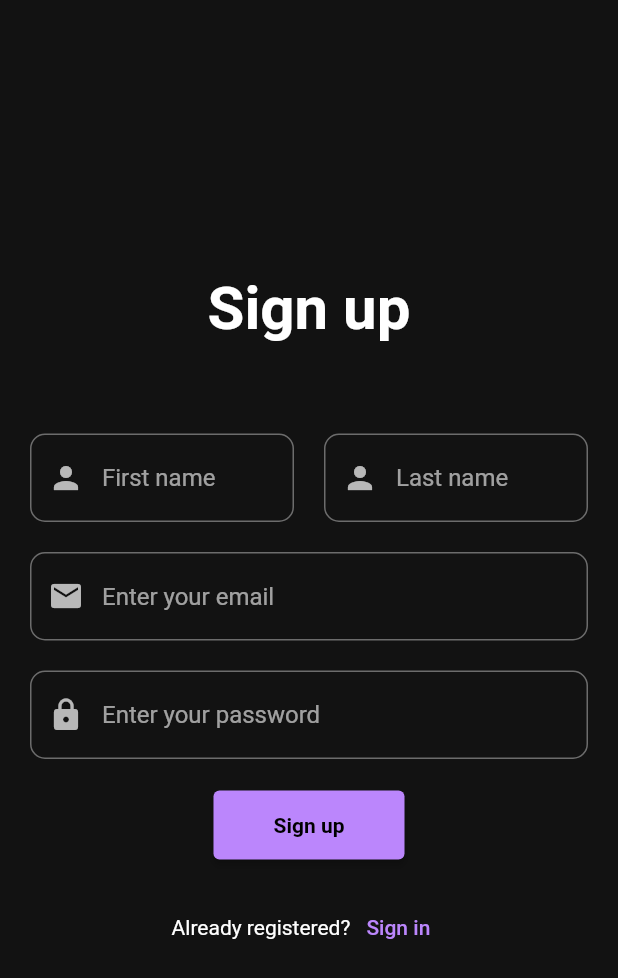
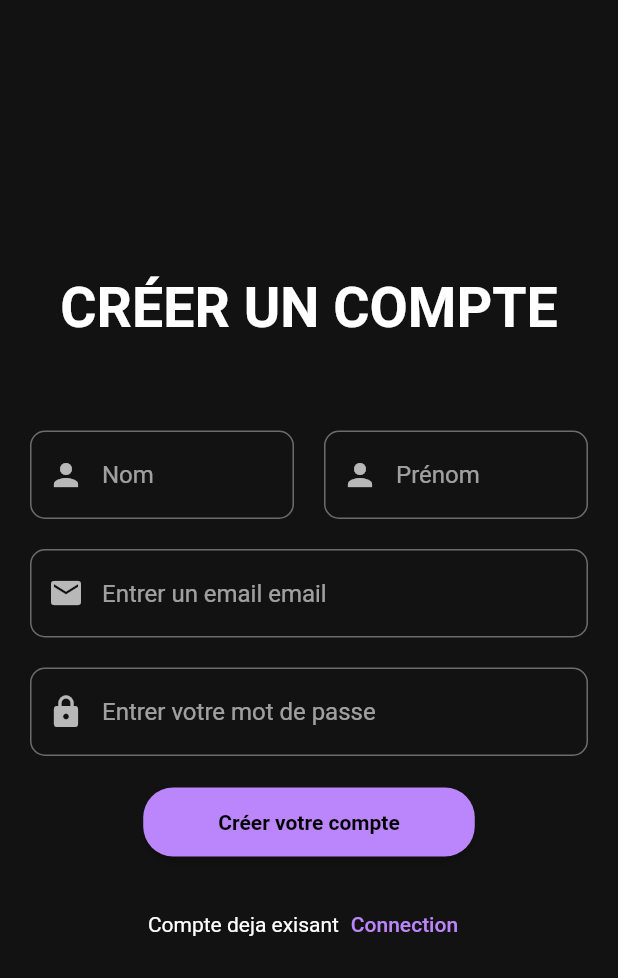
Before and after one commit to aymardl/PLI, a Flutter app: the RegisterPage screen opened directly, on a phone screen of 412 x 824 dp. Shown: the top 978 px of the screen. Run offline on Flutter 3.47's test engine with Material 2 defaults, Android fonts, the phone set to English and light mode, and no system bars; our stand-ins replace email_validator.

Commit message:
[FRONT] Aspect de la page de login terminé, manque la partie fonctionnel

```diff
--- a/my_app/lib/main.dart
+++ b/my_app/lib/main.dart
@@ -4,6 +4,7 @@ import 'package:my_app/pages/login.dart';
 
 void main() {
   runApp(const MyApp());
+
 }
 
 ColorScheme defaultColorScheme = const ColorScheme(
@@ -28,6 +29,7 @@ class MyApp extends StatelessWidget {
   Widget build(BuildContext context) {
     return MaterialApp(
       title: 'Flutter Demo',
+       debugShowCheckedModeBanner: false,
       theme: ThemeData(
         colorScheme: defaultColorScheme,
         primarySwatch: Colors.blue,
--- a/my_app/lib/pages/login.dart
+++ b/my_app/lib/pages/login.dart
@@ -90,13 +90,17 @@ class _LoginPageState extends State<LoginPage> {
                     onPressed: () {
                       if (_formKey.currentState!.validate()) {}
                     },
-                    style: ElevatedButton.styleFrom(
-                      padding: const EdgeInsets.fromLTRB(40, 15, 40, 15),
+                   style: ElevatedButton.styleFrom(
+                    padding: const EdgeInsets.fromLTRB(50, 15, 50, 15),
+                    shape: RoundedRectangleBorder(
+                      borderRadius: BorderRadius.circular(20),
                     ),
+                  ),
                     child: const Text(
-                      'Sign in',
+                      'Connection',
                       style: TextStyle(
                         fontWeight: FontWeight.bold,
+
                       ),
                     ),
                   ),
@@ -106,18 +110,19 @@ class _LoginPageState extends State<LoginPage> {
                   Row(
                     mainAxisAlignment: MainAxisAlignment.center,
                     children: [
-                      const Text('Not registered yet?'),
+                      const Text('Vous n\'avez pas de compte?'),
                       TextButton(
+
                         onPressed: () {
                           Navigator.pushReplacement(
                             context,
                             MaterialPageRoute(
                               builder: (context) =>
-                                  const RegisterPage(title: 'Register UI'),
+                                  const RegisterPage(title: ''),
                             ),
                           );
                         },
-                        child: const Text('Create an account'),
+                        child: const Text('Creer un compte'),
 
                       ),
                     ],
--- a/my_app/lib/pages/register.dart
+++ b/my_app/lib/pages/register.dart
@@ -25,10 +25,10 @@ class _RegisterPageState extends State<RegisterPage> {
           crossAxisAlignment: CrossAxisAlignment.center,
           children: <Widget>[
             const Text(
-              'Sign up',
+              'CRÉER UN COMPTE',
               style: TextStyle(
                 fontWeight: FontWeight.bold,
-                fontSize: 40,
+                fontSize: 37,
               ),
             ),
             const SizedBox(
@@ -44,10 +44,10 @@ class _RegisterPageState extends State<RegisterPage> {
                         child: TextFormField(
                           validator: (value) => EmailValidator.validate(value!)
                               ? null
-                              : "Please enter a valid email",
+                              : "Entrer un email email valide",
                           maxLines: 1,
                           decoration: InputDecoration(
-                            hintText: 'First name',
+                            hintText: 'Nom',
                             prefixIcon: const Icon(Icons.person),
                             border: OutlineInputBorder(
                               borderRadius: BorderRadius.circular(10),
@@ -62,10 +62,10 @@ class _RegisterPageState extends State<RegisterPage> {
                         child: TextFormField(
                           validator: (value) => EmailValidator.validate(value!)
                               ? null
-                              : "Please enter a valid email",
+                              : "Entrer un email email valide",
                           maxLines: 1,
                           decoration: InputDecoration(
-                            hintText: 'Last name',
+                            hintText: 'Prénom',
                             prefixIcon: const Icon(Icons.person),
                             border: OutlineInputBorder(
                               borderRadius: BorderRadius.circular(10),
@@ -81,10 +81,10 @@ class _RegisterPageState extends State<RegisterPage> {
                   TextFormField(
                     validator: (value) => EmailValidator.validate(value!)
                         ? null
-                        : "Please enter a valid email",
+                        : "Entrer un email email valide",
                     maxLines: 1,
                     decoration: InputDecoration(
-                      hintText: 'Enter your email',
+                      hintText: 'Entrer un email email',
                       prefixIcon: const Icon(Icons.email),
                       border: OutlineInputBorder(
                         borderRadius: BorderRadius.circular(10),
@@ -97,7 +97,7 @@ class _RegisterPageState extends State<RegisterPage> {
                   TextFormField(
                     validator: (value) {
                       if (value == null || value.isEmpty) {
-                        return 'Please enter your password';
+                        return 'Entrer votre mot de passe';
                       }
                       return null;
                     },
@@ -105,7 +105,7 @@ class _RegisterPageState extends State<RegisterPage> {
                     obscureText: true,
                     decoration: InputDecoration(
                       prefixIcon: const Icon(Icons.lock),
-                      hintText: 'Enter your password',
+                      hintText: 'Entrer votre mot de passe',
                       border: OutlineInputBorder(
                         borderRadius: BorderRadius.circular(10),
                       ),
@@ -119,10 +119,13 @@ class _RegisterPageState extends State<RegisterPage> {
                       if (_formKey.currentState!.validate()) {}
                     },
                     style: ElevatedButton.styleFrom(
-                      padding: const EdgeInsets.fromLTRB(40, 15, 40, 15),
+                      padding: const EdgeInsets.fromLTRB(50, 15, 50, 15),
+                       shape: RoundedRectangleBorder(
+                      borderRadius: BorderRadius.circular(20),
+                    ),
                     ),
                     child: const Text(
-                      'Sign up',
+                      'Créer votre compte',
                       style: TextStyle(
                         fontWeight: FontWeight.bold,
                       ),
@@ -134,18 +137,18 @@ class _RegisterPageState extends State<RegisterPage> {
                   Row(
                     mainAxisAlignment: MainAxisAlignment.center,
                     children: [
-                      const Text('Already registered?'),
+                      const Text('Compte deja exisant'),
                       TextButton(
                         onPressed: () {
                           Navigator.pushReplacement(
                             context,
                             MaterialPageRoute(
                               builder: (context) =>
-                                  const LoginPage(title: 'Login UI'),
+                                  const LoginPage(title: ''),
                             ),
                           );
                         },
-                        child: const Text('Sign in'),
+                        child: const Text('Connection'),
                       ),
                     ],
                   ),
```
